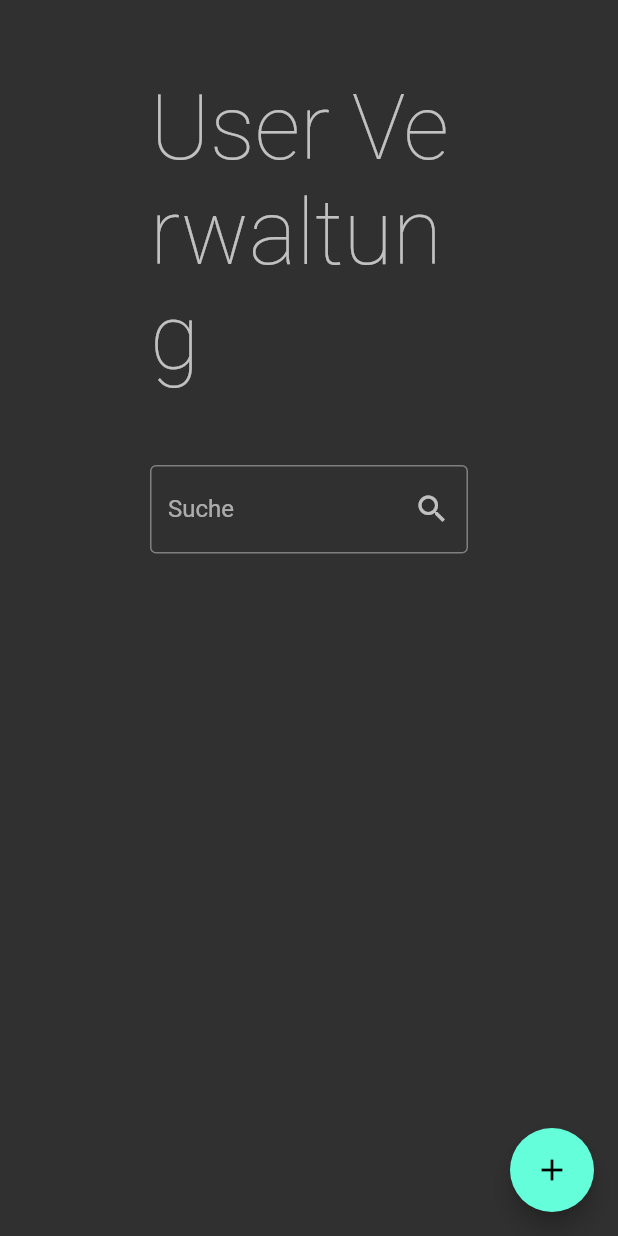
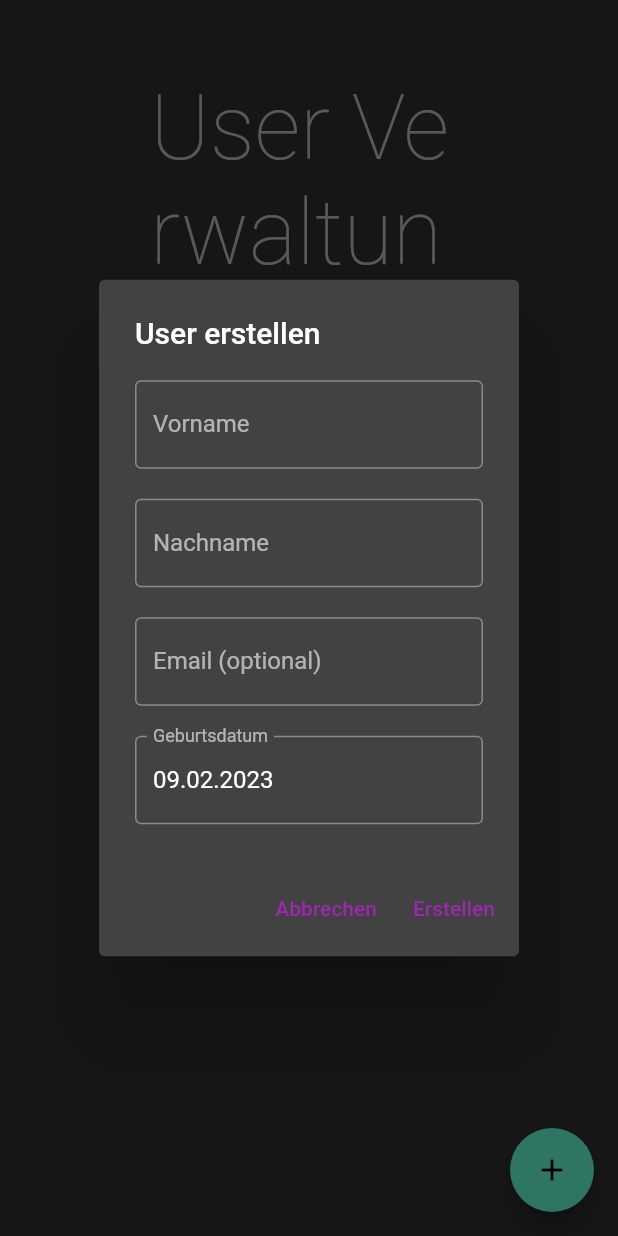
Before and after one commit to floodoo/gun_club, a Flutter app: the AdminPage screen opened directly, after a tap on the "add" icon, on a phone screen of 412 x 824 dp. Run offline on Flutter 3.47's test engine with Material 2 defaults, Android fonts, the phone set to English and light mode, and no system bars; our stand-ins replace device_info_plus, flutter_riverpod, freezed_annotation, go_router, riverpod_annotation, supabase_flutter; accounts and stored records are empty; generated files the repository leaves out were written again.

Commit message:
add user

```diff
--- a/lib/src/features/admin/presentation/admin.page.dart
+++ b/lib/src/features/admin/presentation/admin.page.dart
@@ -1,5 +1,6 @@
 import 'package:flutter/material.dart';
 import 'package:flutter_riverpod/flutter_riverpod.dart';
+import 'package:gun_club/src/core/extensions/date.extension.dart';
 import 'package:gun_club/src/core/user/data/sources/dto/user.dto.dart';
 import 'package:gun_club/src/features/admin/data/sources/dto/user_create.dto.dart';
 import 'package:gun_club/src/features/admin/presentation/admin.controller.dart';
@@ -17,14 +18,113 @@ class AdminPage extends ConsumerWidget {
             return Scaffold(
               floatingActionButton: FloatingActionButton(
                 onPressed: () {
-                  ref.read(adminControllerProvider.notifier).createUser(
-                        user: UserCreateDto(
-                          firstName: "Test",
-                          lastName: "Test",
-                          dateOfBirth: DateTime.now(),
-                          registeredSince: DateTime.now(),
-                        ),
+                  showDialog(
+                    context: context,
+                    builder: (context) {
+                      return Consumer(
+                        builder: (context, ref, child) {
+                          final formKey = GlobalKey<FormState>();
+                          final firstNameController = TextEditingController();
+                          final lastNameController = TextEditingController();
+                          final dateOfBirthController = TextEditingController(text: DateTime.now().toDDMMYYYY());
+                          final emailController = TextEditingController();
+
+                          DateTime dateOfBirth = DateTime.now();
+
+                          return AlertDialog(
+                            title: const Text("User erstellen"),
+                            content: Form(
+                              key: formKey,
+                              child: Column(
+                                mainAxisSize: MainAxisSize.min,
+                                children: [
+                                  TextFormField(
+                                    controller: firstNameController,
+                                    decoration: const InputDecoration(labelText: "Vorname"),
+                                    validator: (value) {
+                                      if (value == null || value.isEmpty) {
+                                        return "Bitte einen Vornamen eingeben";
+                                      }
+                                      return null;
+                                    },
+                                  ),
+                                  const SizedBox(height: 20),
+                                  TextFormField(
+                                    controller: lastNameController,
+                                    decoration: const InputDecoration(labelText: "Nachname"),
+                                    validator: (value) {
+                                      if (value == null || value.isEmpty) {
+                                        return "Bitte einen Nachnamen eingeben";
+                                      }
+                                      return null;
+                                    },
+                                  ),
+                                  const SizedBox(height: 20),
+                                  TextFormField(
+                                    controller: emailController,
+                                    decoration: const InputDecoration(labelText: "Email (optional)"),
+                                  ),
+                                  const SizedBox(height: 20),
+                                  TextFormField(
+                                    controller: dateOfBirthController,
+                                    readOnly: true,
+                                    onTap: () async {
+                                      final DateTime? picked = await showDatePicker(
+                                        context: context,
+                                        initialDate: DateTime.now(),
+                                        firstDate: DateTime(1900),
+                                        lastDate: DateTime.now(),
+                                      );
+
+                                      if (picked != null) {
+                                        dateOfBirth = picked;
+                                        dateOfBirthController.text = picked.toDDMMYYYY();
+                                      }
+                                    },
+                                    decoration: const InputDecoration(labelText: "Geburtsdatum"),
+                                    validator: (value) {
+                                      if (value == null || value.isEmpty || dateOfBirth.isAfter(DateTime.now())) {
+                                        return "Bitte ein Geburtsdatum eingeben";
+                                      }
+                                      return null;
+                                    },
+                                  ),
+                                ],
+                              ),
+                            ),
+                            actions: [
+                              TextButton(
+                                onPressed: () {
+                                  Navigator.of(context).pop();
+                                },
+                                child: const Text("Abbrechen"),
+                              ),
+                              TextButton(
+                                onPressed: () async {
+                                  if (formKey.currentState?.validate() ?? false) {
+                                    final navigator = Navigator.of(context);
+
+                                    await ref.read(adminControllerProvider.notifier).createUser(
+                                          user: UserCreateDto(
+                                            firstName: firstNameController.text,
+                                            lastName: lastNameController.text,
+                                            dateOfBirth: dateOfBirth,
+                                            registeredSince: DateTime.now(),
+                                            email: emailController.text,
+                                          ),
+                                        );
+
+                                    navigator.pop();
+                                  }
+                                },
+                                child: const Text("Erstellen"),
+                              ),
+                            ],
+                          );
+                        },
                       );
+                    },
+                  );
                 },
                 child: const Icon(Icons.add),
               ),
```
